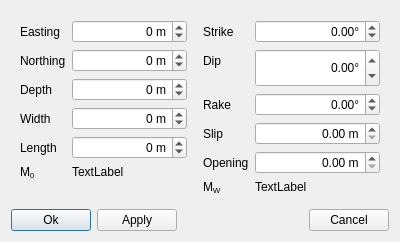
Old version of the form src/talpa/res/okada_source.ui in the repository pyrocko/kite.
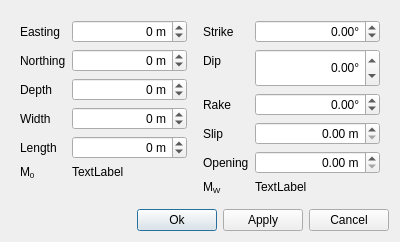
New version of the form.

Patch:
```diff
--- a/src/talpa/res/okada_source.ui
+++ b/src/talpa/res/okada_source.ui
@@ -470,20 +470,6 @@
    </item>
    <item>
     <layout class="QHBoxLayout" name="horizontalLayout_3">
-     <item>
-      <widget class="QPushButton" name="okButton">
-       <property name="text">
-        <string>Ok</string>
-       </property>
-      </widget>
-     </item>
-     <item>
-      <widget class="QPushButton" name="applyButton">
-       <property name="text">
-        <string>Apply</string>
-       </property>
-      </widget>
-     </item>
      <item>
       <spacer name="horizontalSpacer">
        <property name="orientation">
@@ -497,6 +483,20 @@
        </property>
       </spacer>
      </item>
+     <item>
+      <widget class="QPushButton" name="okButton">
+       <property name="text">
+        <string>Ok</string>
+       </property>
+      </widget>
+     </item>
+     <item>
+      <widget class="QPushButton" name="applyButton">
+       <property name="text">
+        <string>Apply</string>
+       </property>
+      </widget>
+     </item>
      <item>
       <widget class="QPushButton" name="cancelButton">
        <property name="text">
```
